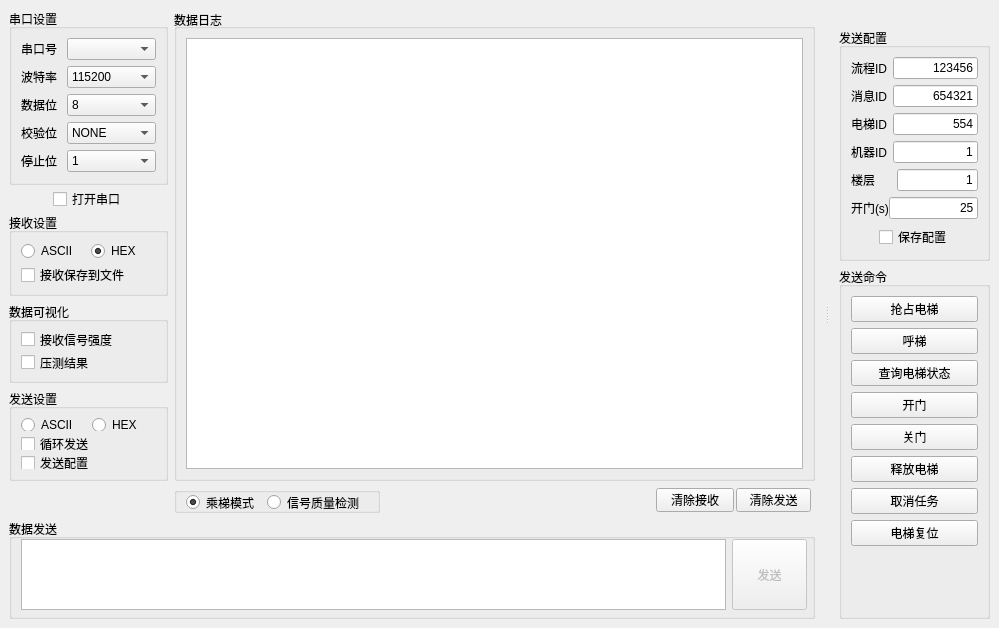
Old version of the form mainwindow.ui in the repository 519984307/myQTserialWin.
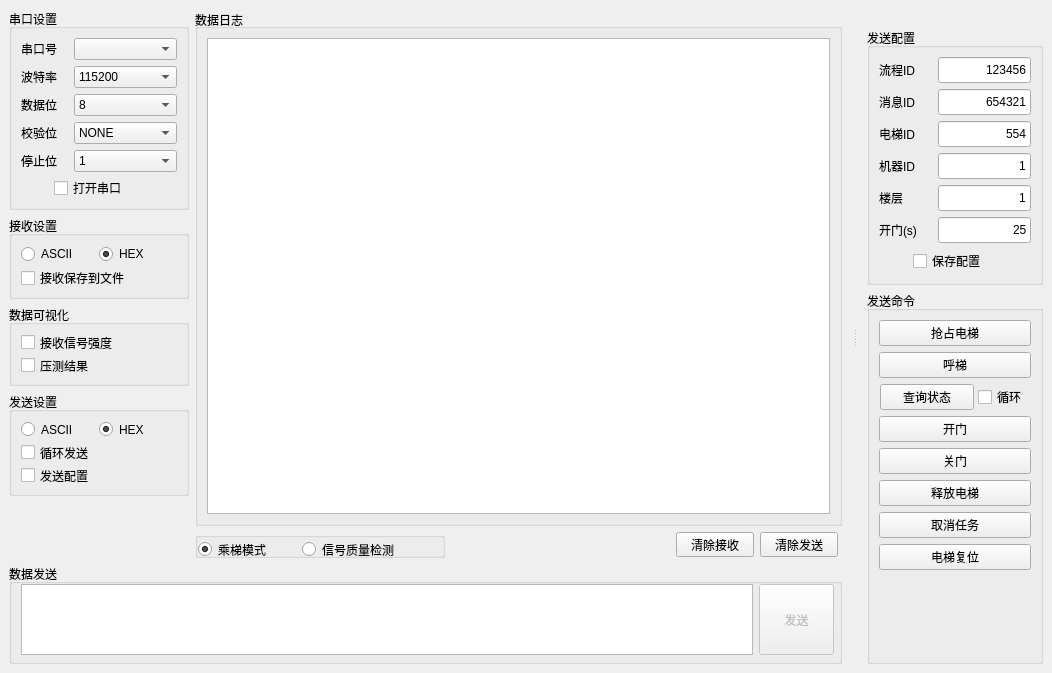
New version of the form.

Commit message: 1.新增压测协议.2.增加APP图标.3.增加乘梯模式中收发的电梯ID.

What changed in the file:
```diff
--- a/mainwindow.ui
+++ b/mainwindow.ui
@@ -6,8 +6,8 @@
    <rect>
     <x>0</x>
     <y>0</y>
-    <width>999</width>
-    <height>624</height>
+    <width>1052</width>
+    <height>673</height>
    </rect>
   </property>
   <property name="windowTitle">
@@ -15,137 +15,6 @@
   </property>
   <widget class="QWidget" name="centralwidget">
    <layout class="QGridLayout" name="gridLayout_6">
-    <item row="5" column="2">
-     <layout class="QHBoxLayout" name="horizontalLayout_12">
-      <property name="spacing">
-       <number>0</number>
-      </property>
-      <property name="sizeConstraint">
-       <enum>QLayout::SetNoConstraint</enum>
-      </property>
-      <property name="leftMargin">
-       <number>256</number>
-      </property>
-      <property name="rightMargin">
-       <number>2</number>
-      </property>
-      <item>
-       <widget class="QPushButton" name="clearRxLog">
-        <property name="minimumSize">
-         <size>
-          <width>78</width>
-          <height>24</height>
-         </size>
-        </property>
-        <property name="maximumSize">
-         <size>
-          <width>78</width>
-          <height>24</height>
-         </size>
-        </property>
-        <property name="text">
-         <string>清除接收</string>
-        </property>
-       </widget>
-      </item>
-      <item>
-       <widget class="QPushButton" name="clearTxLog">
-        <property name="minimumSize">
-         <size>
-          <width>75</width>
-          <height>24</height>
-         </size>
-        </property>
-        <property name="maximumSize">
-         <size>
-          <width>75</width>
-          <height>24</height>
-         </size>
-        </property>
-        <property name="text">
-         <string>清除发送</string>
-        </property>
-       </widget>
-      </item>
-     </layout>
-    </item>
-    <item row="2" column="0">
-     <widget class="QGroupBox" name="groupBox">
-      <property name="enabled">
-       <bool>true</bool>
-      </property>
-      <property name="maximumSize">
-       <size>
-        <width>159</width>
-        <height>83</height>
-       </size>
-      </property>
-      <property name="title">
-       <string>接收设置</string>
-      </property>
-      <layout class="QGridLayout" name="gridLayout_4">
-       <item row="0" column="0">
-        <layout class="QVBoxLayout" name="verticalLayout_3">
-         <item>
-          <layout class="QHBoxLayout" name="horizontalLayout_6">
-           <property name="spacing">
-            <number>4</number>
-           </property>
-           <item>
-            <widget class="QRadioButton" name="rx_ascii">
-             <property name="text">
-              <string>ASCII</string>
-             </property>
-            </widget>
-           </item>
-           <item>
-            <widget class="QRadioButton" name="rx_hex">
-             <property name="enabled">
-              <bool>true</bool>
-             </property>
-             <property name="text">
-              <string>HEX</string>
-             </property>
-             <property name="checked">
-              <bool>true</bool>
-             </property>
-            </widget>
-           </item>
-          </layout>
-         </item>
-         <item>
-          <widget class="QCheckBox" name="saveFile">
-           <property name="text">
-            <string>接收保存到文件</string>
-           </property>
-          </widget>
-         </item>
-        </layout>
-       </item>
-      </layout>
-     </widget>
-    </item>
-    <item row="0" column="1" rowspan="5" colspan="2">
-     <widget class="QGroupBox" name="dataLog">
-      <property name="minimumSize">
-       <size>
-        <width>641</width>
-        <height>451</height>
-       </size>
-      </property>
-      <property name="title">
-       <string>数据日志</string>
-      </property>
-      <property name="alignment">
-       <set>Qt::AlignLeading|Qt::AlignLeft|Qt::AlignVCenter</set>
-      </property>
-      <layout class="QHBoxLayout" name="horizontalLayout_7">
-       <item>
-        <widget class="QTextBrowser" name="logBrowser"/>
-       </item>
-      </layout>
-     </widget>
-    </item>
     <item row="6" column="0" colspan="3">
      <widget class="QGroupBox" name="dataSend">
       <property name="maximumSize">
@@ -215,16 +84,24 @@
      </widget>
     </item>
     <item row="5" column="1">
+     <layout class="QHBoxLayout" name="horizontalLayout_19">
+      <property name="spacing">
+       <number>0</number>
+      </property>
+      <property name="leftMargin">
+       <number>0</number>
+      </property>
+      <item>
      <widget class="QGroupBox" name="groupBox_4">
       <property name="minimumSize">
        <size>
-        <width>0</width>
+          <width>246</width>
         <height>26</height>
        </size>
       </property>
       <property name="maximumSize">
        <size>
-        <width>206</width>
+          <width>250</width>
         <height>26</height>
        </size>
       </property>
@@ -235,11 +112,14 @@
        <property name="spacing">
         <number>0</number>
        </property>
-       <property name="topMargin">
+         <property name="leftMargin">
         <number>0</number>
        </property>
+         <property name="topMargin">
+          <number>2</number>
+         </property>
        <property name="rightMargin">
-        <number>10</number>
+          <number>33</number>
        </property>
        <property name="bottomMargin">
         <number>9</number>
@@ -248,13 +128,13 @@
         <widget class="QRadioButton" name="elevator_mode">
          <property name="minimumSize">
           <size>
-           <width>81</width>
+             <width>104</width>
            <height>19</height>
           </size>
          </property>
          <property name="maximumSize">
           <size>
-           <width>91</width>
+             <width>98</width>
            <height>19</height>
           </size>
          </property>
@@ -270,13 +150,13 @@
         <widget class="QRadioButton" name="signal_quality">
          <property name="minimumSize">
           <size>
-           <width>117</width>
+             <width>141</width>
            <height>19</height>
           </size>
          </property>
          <property name="maximumSize">
           <size>
-           <width>117</width>
+             <width>120</width>
            <height>19</height>
           </size>
          </property>
@@ -291,137 +171,135 @@
       </layout>
      </widget>
     </item>
-    <item row="1" column="0">
-     <layout class="QHBoxLayout" name="horizontalLayout_13">
+     </layout>
+    </item>
+    <item row="0" column="1" rowspan="5" colspan="2">
+     <widget class="QGroupBox" name="dataLog">
+      <property name="minimumSize">
+       <size>
+        <width>641</width>
+        <height>451</height>
+       </size>
+      </property>
+      <property name="title">
+       <string>数据日志</string>
+      </property>
+      <property name="alignment">
+       <set>Qt::AlignLeading|Qt::AlignLeft|Qt::AlignVCenter</set>
+      </property>
+      <layout class="QHBoxLayout" name="horizontalLayout_7">
+       <item>
+        <widget class="QTextBrowser" name="logBrowser"/>
+       </item>
+      </layout>
+     </widget>
+    </item>
+    <item row="5" column="2">
+     <layout class="QHBoxLayout" name="horizontalLayout_12">
+      <property name="spacing">
+       <number>6</number>
+      </property>
+      <property name="sizeConstraint">
+       <enum>QLayout::SetNoConstraint</enum>
+      </property>
       <property name="leftMargin">
-       <number>10</number>
+       <number>225</number>
       </property>
-      <item>
-       <widget class="QCheckBox" name="openCom">
-        <property name="enabled">
-         <bool>true</bool>
-        </property>
+      <property name="rightMargin">
+       <number>4</number>
+      </property>
+      <item>
+       <widget class="QPushButton" name="clearRxLog">
         <property name="minimumSize">
          <size>
-          <width>81</width>
-          <height>16</height>
+          <width>78</width>
+          <height>25</height>
          </size>
         </property>
         <property name="maximumSize">
          <size>
-          <width>81</width>
-          <height>16</height>
+          <width>78</width>
+          <height>25</height>
          </size>
         </property>
         <property name="text">
-         <string>打开串口</string>
+         <string>清除接收</string>
         </property>
        </widget>
       </item>
-     </layout>
-    </item>
-    <item row="4" column="0">
-     <widget class="QGroupBox" name="groupBox_2">
-      <property name="maximumSize">
+      <item>
+       <widget class="QPushButton" name="clearTxLog">
+        <property name="minimumSize">
        <size>
-        <width>170</width>
-        <height>92</height>
-       </size>
-      </property>
-      <property name="title">
-       <string>发送设置</string>
-      </property>
-      <layout class="QGridLayout" name="gridLayout_2">
-       <item row="0" column="0">
-        <layout class="QVBoxLayout" name="verticalLayout_4">
-         <item>
-          <layout class="QHBoxLayout" name="horizontalLayout_8">
-           <item>
-            <widget class="QRadioButton" name="send_ascii">
-             <property name="text">
-              <string>ASCII</string>
-             </property>
-            </widget>
-           </item>
-           <item>
-            <widget class="QRadioButton" name="send_hex">
-             <property name="text">
-              <string>HEX</string>
-             </property>
-            </widget>
-           </item>
-          </layout>
-         </item>
-         <item>
-          <widget class="QCheckBox" name="send_circle">
-           <property name="text">
-            <string>循环发送</string>
-           </property>
-          </widget>
-         </item>
-         <item>
-          <widget class="QCheckBox" name="checkBox">
-           <property name="text">
-            <string>发送配置</string>
-           </property>
-          </widget>
-         </item>
-        </layout>
-       </item>
-      </layout>
-     </widget>
-    </item>
-    <item row="3" column="0">
-     <widget class="QGroupBox" name="groupBox_3">
+          <width>78</width>
+          <height>25</height>
+         </size>
+        </property>
       <property name="maximumSize">
        <size>
-        <width>159</width>
-        <height>81</height>
-       </size>
-      </property>
-      <property name="title">
-       <string>数据可视化</string>
-      </property>
-      <layout class="QGridLayout" name="gridLayout_5">
-       <item row="0" column="0">
-        <layout class="QVBoxLayout" name="verticalLayout_5">
-         <item>
-          <widget class="QCheckBox" name="signal_quality_button">
+          <width>78</width>
+          <height>25</height>
+         </size>
+        </property>
            <property name="text">
-            <string>接收信号强度</string>
+         <string>清除发送</string>
            </property>
           </widget>
          </item>
-         <item>
-          <widget class="QCheckBox" name="send_circle_2">
-           <property name="text">
-            <string>压测结果</string>
-           </property>
-          </widget>
-         </item>
-        </layout>
-       </item>
-      </layout>
-     </widget>
-    </item>
+     </layout>
+    </item>
     <item row="0" column="0">
+     <layout class="QVBoxLayout" name="verticalLayout_8">
+      <item>
      <widget class="QGroupBox" name="serialConfig">
       <property name="minimumSize">
        <size>
-        <width>159</width>
-        <height>176</height>
+          <width>180</width>
+          <height>1</height>
        </size>
       </property>
       <property name="maximumSize">
        <size>
-        <width>159</width>
-        <height>176</height>
+          <width>180</width>
+          <height>230</height>
        </size>
       </property>
       <property name="title">
        <string>串口设置</string>
       </property>
       <layout class="QGridLayout" name="gridLayout_3">
+         <item row="1" column="0">
+          <layout class="QHBoxLayout" name="horizontalLayout_13">
+           <property name="leftMargin">
+            <number>10</number>
+           </property>
+           <property name="rightMargin">
+            <number>0</number>
+           </property>
+           <item>
+            <widget class="QCheckBox" name="openCom">
+             <property name="enabled">
+              <bool>true</bool>
+             </property>
+             <property name="minimumSize">
+              <size>
+               <width>100</width>
+               <height>16</height>
+              </size>
+             </property>
+             <property name="maximumSize">
+              <size>
+               <width>100</width>
+               <height>20</height>
+              </size>
+             </property>
+             <property name="text">
+              <string>打开串口</string>
+             </property>
+            </widget>
+           </item>
+          </layout>
+         </item>
        <item row="0" column="0">
         <layout class="QGridLayout" name="gridLayout">
          <item row="0" column="0">
@@ -614,9 +492,169 @@
       </layout>
      </widget>
     </item>
+      <item>
+       <widget class="QGroupBox" name="groupBox">
+        <property name="enabled">
+         <bool>true</bool>
+        </property>
+        <property name="maximumSize">
+         <size>
+          <width>180</width>
+          <height>83</height>
+         </size>
+        </property>
+        <property name="title">
+         <string>接收设置</string>
+        </property>
+        <layout class="QGridLayout" name="gridLayout_4">
+         <item row="0" column="0">
+          <layout class="QVBoxLayout" name="verticalLayout_3">
+           <item>
+            <layout class="QHBoxLayout" name="horizontalLayout_6">
+             <property name="spacing">
+              <number>0</number>
+             </property>
+             <item>
+              <widget class="QRadioButton" name="rx_ascii">
+               <property name="text">
+                <string>ASCII</string>
+               </property>
+              </widget>
+             </item>
+             <item>
+              <widget class="QRadioButton" name="rx_hex">
+               <property name="enabled">
+                <bool>true</bool>
+               </property>
+               <property name="text">
+                <string>HEX</string>
+               </property>
+               <property name="checked">
+                <bool>true</bool>
+               </property>
+              </widget>
+             </item>
+            </layout>
+           </item>
+           <item>
+            <widget class="QCheckBox" name="saveFile">
+             <property name="text">
+              <string>接收保存到文件</string>
+             </property>
+            </widget>
+           </item>
+          </layout>
+         </item>
+        </layout>
+       </widget>
+      </item>
+      <item>
+       <widget class="QGroupBox" name="groupBox_3">
+        <property name="maximumSize">
+         <size>
+          <width>180</width>
+          <height>81</height>
+         </size>
+        </property>
+        <property name="title">
+         <string>数据可视化</string>
+        </property>
+        <layout class="QGridLayout" name="gridLayout_5">
+         <item row="0" column="0">
+          <layout class="QVBoxLayout" name="verticalLayout_5">
+           <item>
+            <widget class="QCheckBox" name="signal_quality_button">
+             <property name="text">
+              <string>接收信号强度</string>
+             </property>
+            </widget>
+           </item>
+           <item>
+            <widget class="QCheckBox" name="send_circle_2">
+             <property name="text">
+              <string>压测结果</string>
+             </property>
+            </widget>
+           </item>
+          </layout>
+         </item>
+        </layout>
+       </widget>
+      </item>
+      <item>
+       <widget class="QGroupBox" name="groupBox_2">
+        <property name="maximumSize">
+         <size>
+          <width>180</width>
+          <height>104</height>
+         </size>
+        </property>
+        <property name="title">
+         <string>发送设置</string>
+        </property>
+        <layout class="QGridLayout" name="gridLayout_2">
+         <item row="0" column="0">
+          <layout class="QVBoxLayout" name="verticalLayout_4">
+           <item>
+            <layout class="QHBoxLayout" name="horizontalLayout_8">
+             <property name="spacing">
+              <number>0</number>
+             </property>
+             <item>
+              <widget class="QRadioButton" name="send_ascii">
+               <property name="text">
+                <string>ASCII</string>
+               </property>
+              </widget>
+             </item>
+             <item>
+              <widget class="QRadioButton" name="send_hex">
+               <property name="text">
+                <string>HEX</string>
+               </property>
+               <property name="checked">
+                <bool>true</bool>
+               </property>
+              </widget>
+             </item>
+            </layout>
+           </item>
+           <item>
+            <widget class="QCheckBox" name="send_circle">
+             <property name="text">
+              <string>循环发送</string>
+             </property>
+            </widget>
+           </item>
+           <item>
+            <widget class="QCheckBox" name="checkBox">
+             <property name="text">
+              <string>发送配置</string>
+             </property>
+            </widget>
+           </item>
+          </layout>
+         </item>
+        </layout>
+       </widget>
+      </item>
+     </layout>
+    </item>
    </layout>
   </widget>
   <widget class="QDockWidget" name="dockWidget">
+   <property name="minimumSize">
+    <size>
+     <width>190</width>
+     <height>673</height>
+    </size>
+   </property>
+   <property name="maximumSize">
+    <size>
+     <width>524287</width>
+     <height>524287</height>
+    </size>
+   </property>
    <property name="floating">
     <bool>false</bool>
    </property>
@@ -630,6 +668,18 @@
     <layout class="QVBoxLayout" name="verticalLayout">
      <item>
       <widget class="QGroupBox" name="send_config">
+       <property name="minimumSize">
+        <size>
+         <width>167</width>
+         <height>0</height>
+        </size>
+       </property>
+       <property name="maximumSize">
+        <size>
+         <width>190</width>
+         <height>16777215</height>
+        </size>
+       </property>
        <property name="title">
         <string>发送配置</string>
        </property>
@@ -647,6 +697,18 @@
             </item>
             <item>
              <widget class="QLineEdit" name="val_process_id">
+              <property name="minimumSize">
+               <size>
+                <width>93</width>
+                <height>26</height>
+               </size>
+              </property>
+              <property name="maximumSize">
+               <size>
+                <width>93</width>
+                <height>26</height>
+               </size>
+              </property>
               <property name="inputMask">
                <string/>
               </property>
@@ -671,6 +733,18 @@
             </item>
             <item>
              <widget class="QLineEdit" name="val_ele_id">
+              <property name="minimumSize">
+               <size>
+                <width>93</width>
+                <height>26</height>
+               </size>
+              </property>
+              <property name="maximumSize">
+               <size>
+                <width>93</width>
+                <height>26</height>
+               </size>
+              </property>
               <property name="text">
                <string>554</string>
               </property>
@@ -698,6 +772,18 @@
             </item>
             <item>
              <widget class="QLineEdit" name="val_door_time">
+              <property name="minimumSize">
+               <size>
+                <width>93</width>
+                <height>26</height>
+               </size>
+              </property>
+              <property name="maximumSize">
+               <size>
+                <width>93</width>
+                <height>26</height>
+               </size>
+              </property>
               <property name="text">
                <string>25</string>
               </property>
@@ -711,7 +797,7 @@
           <item row="4" column="0">
            <layout class="QHBoxLayout" name="horizontalLayout_17">
             <property name="spacing">
-             <number>22</number>
+             <number>27</number>
             </property>
             <property name="bottomMargin">
              <number>0</number>
@@ -725,6 +811,18 @@
             </item>
             <item>
              <widget class="QLineEdit" name="val_floor">
+              <property name="minimumSize">
+               <size>
+                <width>93</width>
+                <height>26</height>
+               </size>
+              </property>
+              <property name="maximumSize">
+               <size>
+                <width>93</width>
+                <height>26</height>
+               </size>
+              </property>
               <property name="text">
                <string>1</string>
               </property>
@@ -746,6 +844,18 @@
             </item>
             <item>
              <widget class="QLineEdit" name="val_message_id">
+              <property name="minimumSize">
+               <size>
+                <width>93</width>
+                <height>26</height>
+               </size>
+              </property>
+              <property name="maximumSize">
+               <size>
+                <width>93</width>
+                <height>26</height>
+               </size>
+              </property>
               <property name="text">
                <string>654321</string>
               </property>
@@ -767,6 +877,18 @@
             </item>
             <item>
              <widget class="QLineEdit" name="val_robot_id">
+              <property name="minimumSize">
+               <size>
+                <width>93</width>
+                <height>26</height>
+               </size>
+              </property>
+              <property name="maximumSize">
+               <size>
+                <width>93</width>
+                <height>26</height>
+               </size>
+              </property>
               <property name="text">
                <string>1</string>
               </property>
@@ -781,14 +903,23 @@
         </item>
         <item row="2" column="0">
          <layout class="QVBoxLayout" name="verticalLayout_7">
+          <property name="spacing">
+           <number>6</number>
+          </property>
           <property name="sizeConstraint">
            <enum>QLayout::SetDefaultConstraint</enum>
           </property>
           <property name="leftMargin">
-           <number>28</number>
+           <number>34</number>
           </property>
           <item>
            <widget class="QCheckBox" name="save_send_config">
+            <property name="minimumSize">
+             <size>
+              <width>118</width>
+              <height>0</height>
+             </size>
+            </property>
             <property name="layoutDirection">
              <enum>Qt::LeftToRight</enum>
             </property>
@@ -810,6 +941,18 @@
        <property name="enabled">
         <bool>true</bool>
        </property>
+       <property name="minimumSize">
+        <size>
+         <width>153</width>
+         <height>352</height>
+        </size>
+       </property>
+       <property name="maximumSize">
+        <size>
+         <width>185</width>
+         <height>16777215</height>
+        </size>
+       </property>
        <property name="title">
         <string>发送命令</string>
        </property>
@@ -837,14 +980,43 @@
            </widget>
           </item>
           <item>
+           <layout class="QHBoxLayout" name="horizontalLayout_20">
+            <property name="spacing">
+             <number>4</number>
+            </property>
+            <property name="leftMargin">
+             <number>1</number>
+            </property>
+            <item>
            <widget class="QPushButton" name="query_elevator_status_button">
             <property name="enabled">
              <bool>true</bool>
             </property>
+              <property name="minimumSize">
+               <size>
+                <width>94</width>
+                <height>0</height>
+               </size>
+              </property>
             <property name="text">
-             <string>查询电梯状态</string>
-            </property>
-           </widget>
+               <string>查询状态</string>
+              </property>
+             </widget>
+            </item>
+            <item>
+             <widget class="QCheckBox" name="checkBox_2">
+              <property name="maximumSize">
+               <size>
+                <width>57</width>
+                <height>16777215</height>
+               </size>
+              </property>
+              <property name="text">
+               <string>循环</string>
+              </property>
+             </widget>
+            </item>
+           </layout>
           </item>
           <item>
            <widget class="QPushButton" name="open_door_button">
```
Lines whose indentation alone changed are shown as unchanged. The commit also changes 5 other files.
